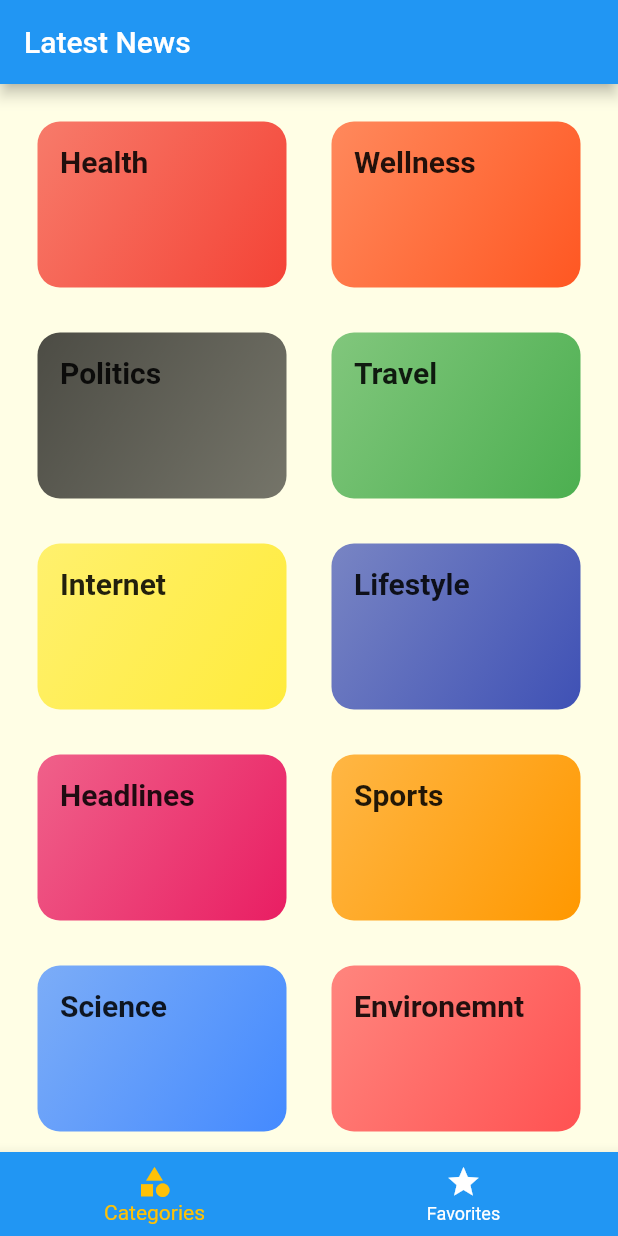
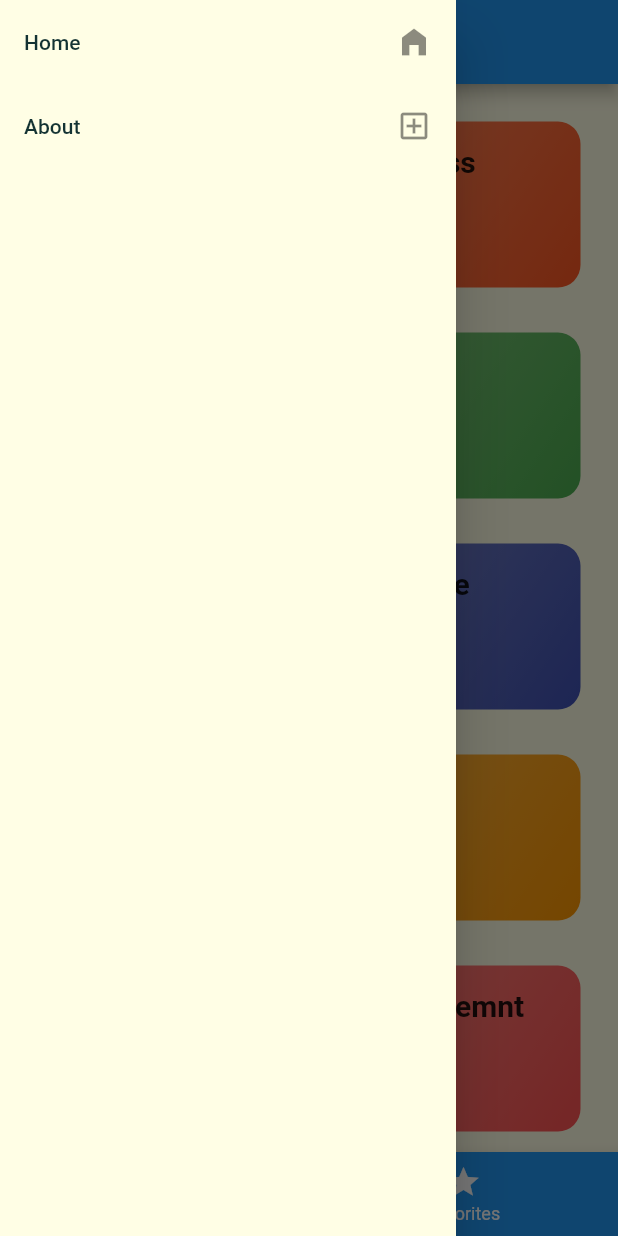
Before and after one commit to sanjibsinha/news_app, a Flutter app: the screen it shows after launch, with the side drawer open (before the commit the screen has no drawer), on a phone screen of 412 x 824 dp. Run offline on Flutter 3.47's test engine with Material 2 defaults, Android fonts, the phone set to English and light mode, and no system bars.

Commit message:
drawer success

```diff
--- /dev/null
+++ b/lib/controllers/main_drawer.dart
@@ -0,0 +1,32 @@
+import 'package:flutter/material.dart';
+import 'package:news_app/views/about_screen.dart';
+import 'package:news_app/views/category_news_screen.dart';
+import 'package:news_app/views/tabs_screen.dart';
+
+class MainDrawer extends StatelessWidget {
+  const MainDrawer({Key? key}) : super(key: key);
+
+  @override
+  Widget build(BuildContext context) {
+    return Drawer(
+      child: ListView(
+        children: [
+          ListTile(
+            title: Text("Home"),
+            trailing: Icon(Icons.home_filled),
+            onTap: () {
+              Navigator.of(context).pushNamed('/');
+            },
+          ),
+          ListTile(
+            title: Text("About"),
+            trailing: Icon(Icons.add_box_outlined),
+            onTap: () {
+              Navigator.of(context).pushNamed(AboutScreen.routeName);
+            },
+          ),
+        ],
+      ),
+    );
+  }
+}
--- a/lib/main.dart
+++ b/lib/main.dart
@@ -1,4 +1,5 @@
 import 'package:flutter/material.dart';
+import 'package:news_app/views/about_screen.dart';
 import '../views/tabs_screen.dart';
 import '../views/category_news_screen.dart';
 import '../views/news_detail_screen.dart';
@@ -32,6 +33,7 @@ class MyApp extends StatelessWidget {
       initialRoute: '/', // default is '/'
       routes: {
         '/': (ctx) => TabsScreen(),
+        AboutScreen.routeName: (ctx) => const AboutScreen(),
         CategoryNewsScreen.routeName: (ctx) => const CategoryNewsScreen(),
         NewsDetailScreen.routeName: (ctx) => const NewsDetailScreen(),
       },
--- a/lib/views/tabs_screen.dart
+++ b/lib/views/tabs_screen.dart
@@ -1,4 +1,5 @@
 import 'package:flutter/material.dart';
+import '../controllers/main_drawer.dart';
 import 'favorites.screen.dart';
 import 'categories_screen.dart';
 
@@ -30,6 +31,7 @@ class _TabsScreenState extends State<TabsScreen> {
       appBar: AppBar(
         title: Text('Latest News'),
       ),
+      drawer: const MainDrawer(),
       body: pages[selectedPageIndex]['page'],
       bottomNavigationBar: BottomNavigationBar(
         onTap: selectPage,
```
Also changed, not shown: lib/views/about_screen.dart (added, +28 -0 lines).
